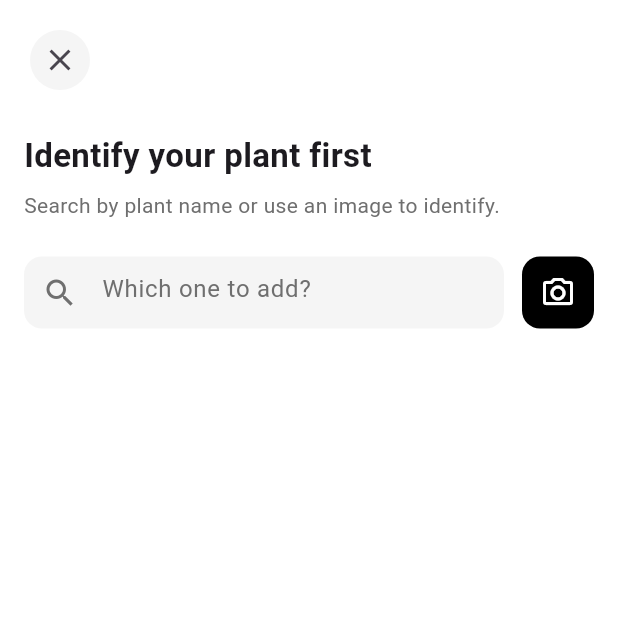
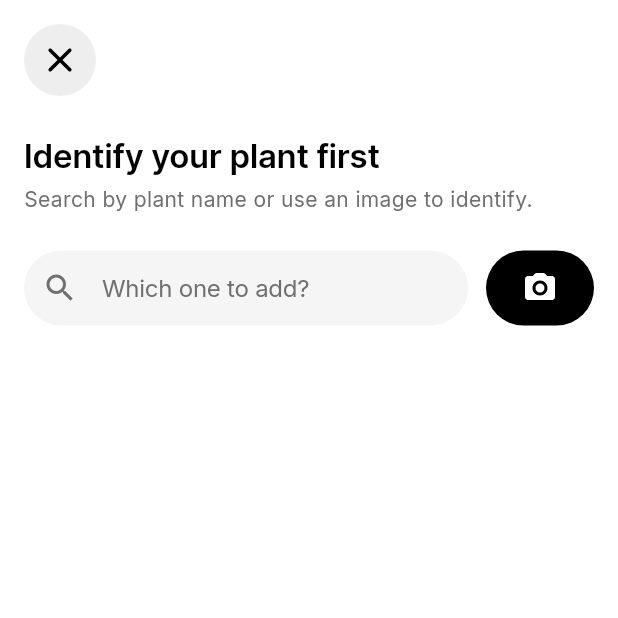
Before and after one commit to nukktae/rootin, a Flutter app: the screen it shows after launch, after a tap on the "add" icon, on a phone screen of 412 x 824 dp, the top half of it. Run offline on Flutter 3.47's test engine with Material 3 defaults, Android fonts, the phone set to English and light mode, and no system bars; our stand-ins replace camera, dio, firebase_core, firebase_messaging, fl_chart, flutter_blue_plus and 8 more; missing offline and left inert: network_info_plus; accounts and stored records are empty; network calls fail; project files that could hold a hidden picture were left out.

```diff
--- a/lib/screens/add_plant_screen.dart
+++ b/lib/screens/add_plant_screen.dart
@@ -8,6 +8,7 @@ import '../models/plant.dart';
 import './add_plant_detail_screen.dart';
 import '../widgets/plant_search_bar.dart';
 import '../widgets/plant_search_item.dart';
+import 'package:flutter_svg/flutter_svg.dart';
 
 class AddPlantScreen extends StatefulWidget {
   final String? plantTypeId;
@@ -198,12 +199,23 @@ class _AddPlantScreenState extends State<AddPlantScreen> {
             // Close button
             Padding(
               padding: const EdgeInsets.symmetric(horizontal: 16),
-              child: IconButton(
-                icon: const Icon(Icons.close),
-                onPressed: () => Navigator.pop(context),
-                style: IconButton.styleFrom(
-                  backgroundColor: const Color(0xFFF5F5F5),
-                  shape: const CircleBorder(),
+              child: Container(
+                width: 48,
+                height: 48,
+                padding: const EdgeInsets.all(10),
+                decoration: ShapeDecoration(
+                  color: const Color(0xFFEEEEEE),
+                  shape: RoundedRectangleBorder(
+                    borderRadius: BorderRadius.circular(24),
+                  ),
+                ),
+                child: GestureDetector(
+                  onTap: () => Navigator.pop(context),
+                  child: SvgPicture.asset(
+                    'assets/icons/close.svg',
+                    width: 28,
+                    height: 28,
+                  ),
                 ),
               ),
             ),
@@ -214,18 +226,22 @@ class _AddPlantScreenState extends State<AddPlantScreen> {
               child: Text(
                 'Identify your plant first',
                 style: TextStyle(
+                  color: Colors.black,
                   fontSize: 22,
+                  fontFamily: 'Inter',
                   fontWeight: FontWeight.w600,
+                  letterSpacing: -0.22,
                 ),
               ),
             ),
-            const SizedBox(height: 8),
+            const SizedBox(height: 4),
             const Padding(
               padding: EdgeInsets.symmetric(horizontal: 16),
               child: Text(
                 'Search by plant name or use an image to identify.',
                 style: TextStyle(
                   fontSize: 14,
+                  fontFamily: 'Inter',
                   color: Color(0xFF6F6F6F),
                 ),
               ),
--- a/lib/widgets/care_banner.dart
+++ b/lib/widgets/care_banner.dart
@@ -1,5 +1,6 @@
 import 'package:flutter/material.dart';
 import 'dart:developer' as dev;
+import '../screens/care_screen.dart';
 
 class CareBanner extends StatelessWidget {
   final int underwaterCount;
@@ -11,7 +12,16 @@ class CareBanner extends StatelessWidget {
 
   @override
   Widget build(BuildContext context) {
-    return Container(
+    return GestureDetector(
+      onTap: () {
+        Navigator.push(
+          context,
+          MaterialPageRoute(
+            builder: (context) => const CareScreen(),
+          ),
+        );
+      },
+      child: Container(
         width: double.infinity,
         height: 104,
         padding: const EdgeInsets.symmetric(horizontal: 24, vertical: 20),
@@ -81,6 +91,7 @@ class CareBanner extends StatelessWidget {
             ),
           ],
         ),
+      ),
     );
   }
 }
--- a/lib/widgets/plant_search_bar.dart
+++ b/lib/widgets/plant_search_bar.dart
@@ -1,5 +1,6 @@
 // File: add_search_bar.dart
 import 'package:flutter/material.dart';
+import 'package:flutter_svg/flutter_svg.dart';
 import 'dart:async';
 import '../screens/camera_capture_screen.dart';
 
@@ -33,10 +34,10 @@ class _PlantSearchBarState extends State<PlantSearchBar> {
         children: [
           Expanded(
             child: Container(
-              height: 48,
+              height: 50,
               decoration: BoxDecoration(
                 color: const Color(0xFFF5F5F5),
-                borderRadius: BorderRadius.circular(12),
+                borderRadius: BorderRadius.circular(40),
               ),
               child: TextField(
                 controller: _searchController,
@@ -46,6 +47,8 @@ class _PlantSearchBarState extends State<PlantSearchBar> {
                   hintStyle: const TextStyle(
                     color: Color(0xFF6F6F6F),
                     fontSize: 16,
+                    fontFamily: 'Inter',
+                    letterSpacing: -0.16,
                   ),
                   prefixIcon: const Icon(
                     Icons.search,
@@ -61,7 +64,7 @@ class _PlantSearchBarState extends State<PlantSearchBar> {
                       )
                     : null,
                   border: InputBorder.none,
-                  contentPadding: const EdgeInsets.symmetric(horizontal: 16, vertical: 14),
+                  contentPadding: const EdgeInsets.symmetric(horizontal: 20, vertical: 13),
                 ),
               ),
             ),
@@ -77,14 +80,19 @@ class _PlantSearchBarState extends State<PlantSearchBar> {
               );
             },
             child: Container(
-              width: 48,
-              height: 48,
-              decoration: BoxDecoration(
+              width: 72,
+              height: 50,
+              padding: const EdgeInsets.symmetric(horizontal: 20, vertical: 13),
+              decoration: ShapeDecoration(
                 color: Colors.black,
-                borderRadius: BorderRadius.circular(12),
+                shape: RoundedRectangleBorder(
+                  borderRadius: BorderRadius.circular(40),
+                ),
               ),
-              child: const Icon(
-                Icons.camera_alt_outlined,
+              child: SvgPicture.asset(
+                'assets/icons/camera.svg',
+                width: 24,
+                height: 24,
                 color: Colors.white,
               ),
             ),
--- a/lib/widgets/plant_search_item.dart
+++ b/lib/widgets/plant_search_item.dart
@@ -52,6 +52,8 @@ class PlantSearchItem extends StatelessWidget {
                         fontSize: 18,
                         fontFamily: 'Inter',
                         fontWeight: FontWeight.w600,
+                        height: 1.2,
+                        letterSpacing: -0.18,
                       ),
                     ),
                     const SizedBox(height: 4),
@@ -64,6 +66,8 @@ class PlantSearchItem extends StatelessWidget {
                           fontFamily: 'Inter',
                           fontWeight: FontWeight.w400,
                           fontStyle: FontStyle.italic,
+                          height: 1.2,
+                          letterSpacing: -0.14,
                         ),
                       ),
                   ],
```
Also changed, not shown: lib/screens/confirm_plant_screen.dart (+73 -40 lines), lib/screens/name_input_screen.dart (+18 -29 lines). Lines whose indentation alone changed are shown as unchanged.
